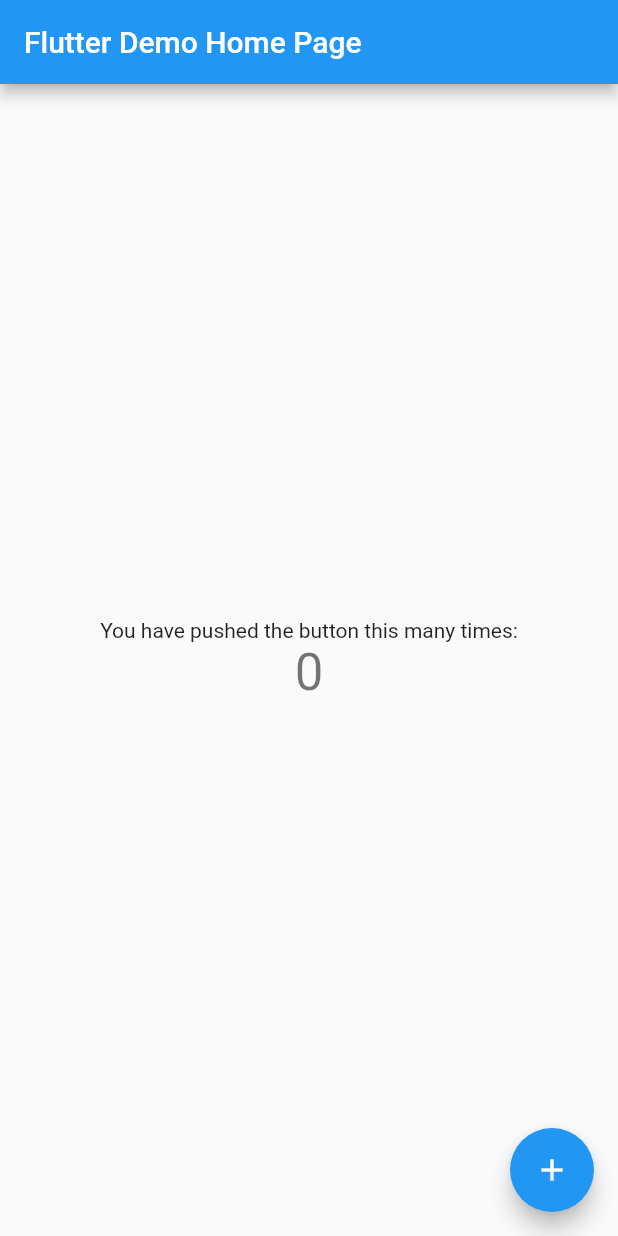
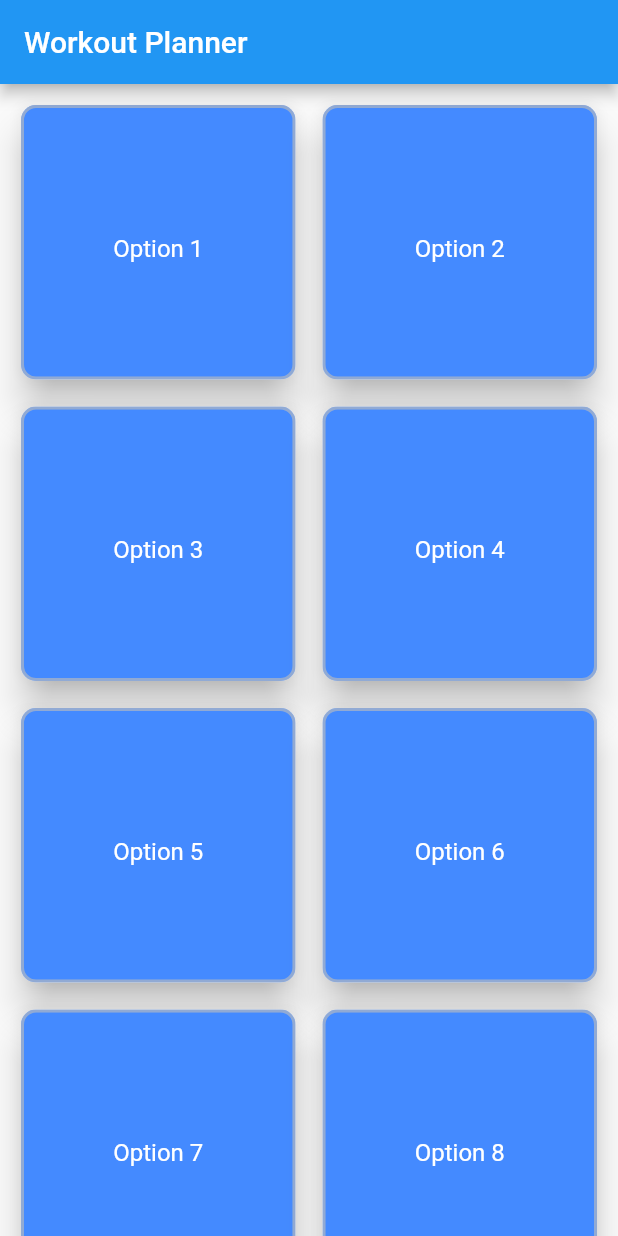
Before and after one commit to KizKizz/workout_planner, a Flutter app: the screen it shows after launch, on a phone screen of 412 x 824 dp. Run offline on Flutter 3.47's test engine with Material 2 defaults, Android fonts, the light colour scheme and no system bars.

Commit message:
Item gridview tiles

```diff
--- a/lib/main.dart
+++ b/lib/main.dart
@@ -11,7 +11,7 @@
   @override
   Widget build(BuildContext context) {
     return MaterialApp(
-      title: 'Flutter Demo',
+      title: 'Workout Planner',
       theme: ThemeData(
         // This is the theme of your application.
         //
@@ -24,7 +24,7 @@
         // is not restarted.
         primarySwatch: Colors.blue,
       ),
-      home: const MyHomePage(title: 'Flutter Demo Home Page'),
+      home: const MyHomePage(title: 'Workout Planner'),
     );
   }
 }
@@ -48,18 +48,19 @@
 }
 
 class _MyHomePageState extends State<MyHomePage> {
-  int _counter = 0;
+  // Local vars go here
+  final List<String> _tiles = [
+    'Option 1',
+    'Option 2',
+    'Option 3',
+    'Option 4',
+    'Option 5',
+    'Option 6',
+    'Option 7',
+    'Option 8',
+  ];
 
-  void _incrementCounter() {
-    setState(() {
-      // This call to setState tells the Flutter framework that something has
-      // changed in this State, which causes it to rerun the build method below
-      // so that the display can reflect the updated values. If we changed
-      // _counter without calling setState(), then the build method would not be
-      // called again, and so nothing would appear to happen.
-      _counter++;
-    });
-  }
+  // Functions go here
 
   @override
   Widget build(BuildContext context) {
@@ -71,45 +72,35 @@
     // than having to individually change instances of widgets.
     return Scaffold(
       appBar: AppBar(
-        // Here we take the value from the MyHomePage object that was created by
-        // the App.build method, and use it to set our appbar title.
         title: Text(widget.title),
       ),
-      body: Center(
-        // Center is a layout widget. It takes a single child and positions it
-        // in the middle of the parent.
-        child: Column(
-          // Column is also a layout widget. It takes a list of children and
-          // arranges them vertically. By default, it sizes itself to fit its
-          // children horizontally, and tries to be as tall as its parent.
-          //
-          // Invoke "debug painting" (press "p" in the console, choose the
-          // "Toggle Debug Paint" action from the Flutter Inspector in Android
-          // Studio, or the "Toggle Debug Paint" command in Visual Studio Code)
-          // to see the wireframe for each widget.
-          //
-          // Column has various properties to control how it sizes itself and
-          // how it positions its children. Here we use mainAxisAlignment to
-          // center the children vertically; the main axis here is the vertical
-          // axis because Columns are vertical (the cross axis would be
-          // horizontal).
-          mainAxisAlignment: MainAxisAlignment.center,
-          children: <Widget>[
-            const Text(
-              'You have pushed the button this many times:',
-            ),
-            Text(
-              '$_counter',
-              style: Theme.of(context).textTheme.headlineMedium,
-            ),
-          ],
-        ),
-      ),
-      floatingActionButton: FloatingActionButton(
-        onPressed: _incrementCounter,
-        tooltip: 'Increment',
-        child: const Icon(Icons.add),
-      ), // This trailing comma makes auto-formatting nicer for build methods.
+      body: SizedBox(
+          height: MediaQuery.of(context).size.height,
+          width: MediaQuery.of(context).size.width,
+          child: GridView.builder(
+              gridDelegate: const SliverGridDelegateWithFixedCrossAxisCount(
+                crossAxisCount: 2,
+                crossAxisSpacing: 10.0,
+                mainAxisSpacing: 10.0,
+              ),
+              padding: const EdgeInsets.all(10),
+              itemCount: _tiles.length,
+              itemBuilder: ((context, index) {
+                return Card(
+                  elevation: 10,
+                  shape: RoundedRectangleBorder(borderRadius: const BorderRadius.all(Radius.circular(10.0)), side: BorderSide(width: 2, color: Theme.of(context).highlightColor)),
+                  child: ListTile(
+                    shape: RoundedRectangleBorder(borderRadius: const BorderRadius.all(Radius.circular(10.0)), side: BorderSide(width: 2, color: Theme.of(context).highlightColor)),
+                    tileColor: Colors.blueAccent,
+                    title: Center(
+                        child: Text(
+                      _tiles[index],
+                      style: const TextStyle(color: Colors.white),
+                    )),
+                    onTap: () {},
+                  ),
+                );
+              }))),
     );
   }
 }
```
